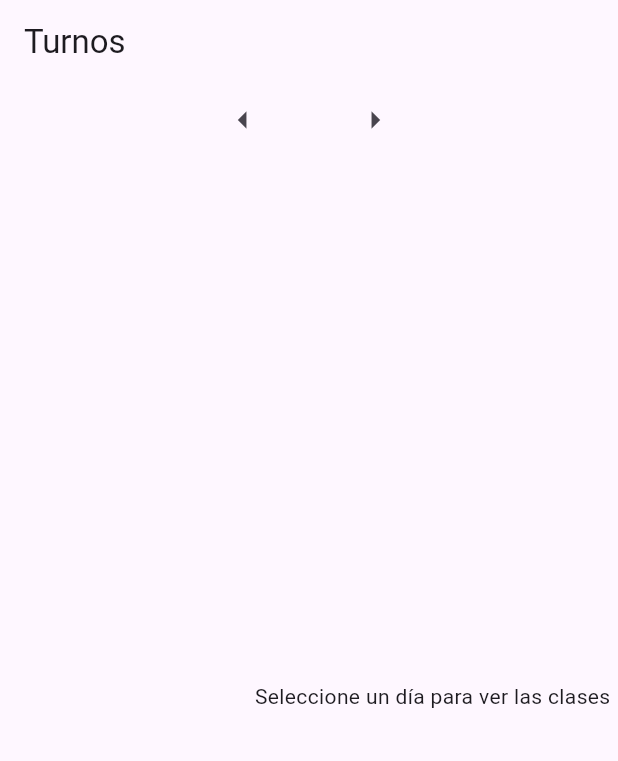
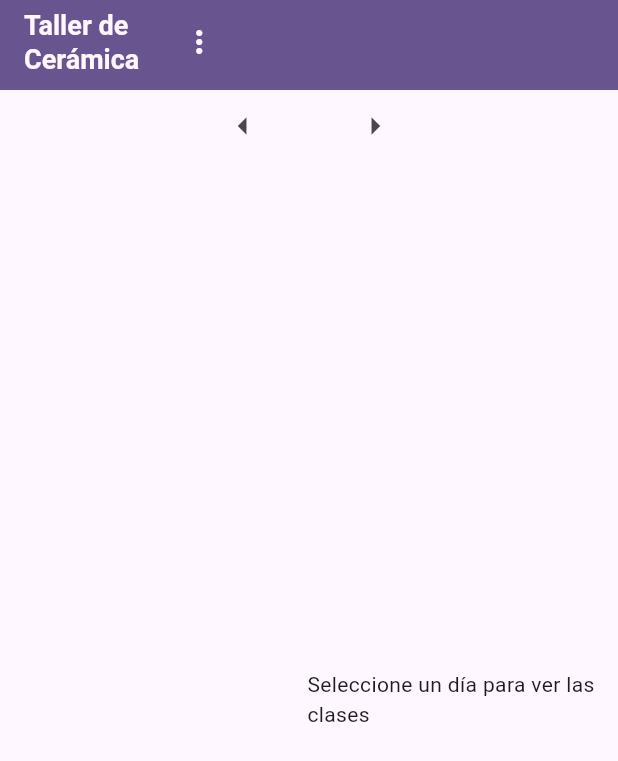
Before and after one commit to manu-180/tallerceramicaweb, a Flutter app: the TurnosScreen screen opened by its route, after a tap on the "arrow left" icon, on a phone screen of 412 x 824 dp. Shown: the top 761 px of the screen. Run offline on Flutter 3.47's test engine with Material 3 defaults, Android fonts, the light colour scheme and no system bars; our stand-ins replace go_router, supabase_flutter; accounts and stored records are empty.

Commit message:
turnos screen

```diff
--- a/lib/config/router/app_router.dart
+++ b/lib/config/router/app_router.dart
@@ -15,5 +15,11 @@ final appRouter = GoRouter(
       name: "turnos",
       builder: (context, state) => const TurnosScreen()
       ),
+    GoRoute(
+      path: "/misclases",
+      name: "misclases",
+      builder: (context, state) => const MisClasesScreen()
+      ),
+
 
   ]);
--- a/lib/config/router/barril_screens.dart
+++ b/lib/config/router/barril_screens.dart
@@ -1,3 +1,5 @@
+
+export 'package:taller_ceramica/presentation/screens/mis_clases_screens.dart';
 
 export 'package:taller_ceramica/presentation/screens/turnos_screen.dart';
 
--- a/lib/models/clase_models.dart
+++ b/lib/models/clase_models.dart
@@ -5,6 +5,7 @@ class ClaseModels {
   final String fecha;
   final String hora;
   final List<String> mails;
+  final bool? isFull;
 
   ClaseModels({
     required this.id,
@@ -13,6 +14,7 @@ class ClaseModels {
     required this.fecha,
     required this.hora,
     required this.mails,
+    this.isFull = false,
   });
 
   // Método para convertir un Map (desde Supabase) a una instancia de Clase
@@ -24,6 +26,26 @@ class ClaseModels {
       fecha: map['fecha'] as String,
       hora: map['hora'] as String,
       mails: List<String>.from(map['mails'] ?? []),
+    );
+  }
+
+  ClaseModels copyWith({
+    int? id,
+    String? dia,
+    String? semana,
+    String? fecha,
+    String? hora,
+    List<String>? mails,
+    bool? isFull,
+  }) {
+    return ClaseModels(
+      id: id ?? this.id,
+      dia: dia ?? this.dia,
+      semana: semana ?? this.semana,
+      fecha: fecha ?? this.fecha,
+      hora: hora ?? this.hora,
+      mails: mails ?? this.mails,
+      isFull: isFull ?? this.isFull,
     );
   }
 
--- a/lib/presentation/screens/turnos_screen.dart
+++ b/lib/presentation/screens/turnos_screen.dart
@@ -2,6 +2,8 @@ import 'package:flutter/material.dart';
 import 'package:taller_ceramica/main.dart';
 import 'package:taller_ceramica/supabase/functions/agregar_usuario.dart';
 import 'package:taller_ceramica/supabase/functions/obtener_total_info.dart';
+import 'package:taller_ceramica/models/clase_models.dart';
+import 'package:taller_ceramica/widgets/custom_appbar.dart';
 
 class TurnosScreen extends StatefulWidget {
   const TurnosScreen({super.key});
@@ -11,28 +13,27 @@ class TurnosScreen extends StatefulWidget {
 }
 
 class _TurnosScreenState extends State<TurnosScreen> {
+
   String semanaSeleccionada = 'semana1'; // Semana inicial
-  String? diaSeleccionado; // Día seleccionado (para mostrar horarios)
+  String? diaSeleccionado; // Día seleccionado
   final List<String> semanas = ['semana1', 'semana2', 'semana3', 'semana4', 'semana5'];
+  bool isLoading = true;  // Indicador de carga
 
-  List<Map<String, dynamic>> diasUnicos = [];
-  Map<String, List<Map<String, dynamic>>> horariosPorDia = {};
+
+  List<ClaseModels> todasLasClases = [];
+  List<ClaseModels> diasUnicos = [];
+  Map<String, List<ClaseModels>> horariosPorDia = {};
+
+
 
   Future<void> cargarDatos() async {
     final datos = await ObtenerTotalInfo().obtenerInfo();
+    final datosSemana = datos.where((clase) => clase.semana == semanaSeleccionada).toList();
+    datosSemana.sort((a, b) => a.id.compareTo(b.id));
 
-    // Filtrar los datos según la semana seleccionada
-    final datosSemana = List<Map<String, dynamic>>.from(
-      datos.where((elemento) => elemento['semana'] == semanaSeleccionada),
-    );
-
-    // Ordenar por ID
-    datosSemana.sort((a, b) => a['id'].compareTo(b['id']));
-
-    // Filtrar días únicos
     final diasSet = <String>{};
-    diasUnicos = datosSemana.where((turno) {
-      final diaFecha = '${turno['dia']} - ${turno['fecha']}';
+    diasUnicos = datosSemana.where((clase) {
+      final diaFecha = '${clase.dia} - ${clase.fecha}';
       if (diasSet.contains(diaFecha)) {
         return false;
       } else {
@@ -41,38 +42,37 @@ class _TurnosScreenState extends State<TurnosScreen> {
       }
     }).toList();
 
-    // Mapear horarios por día
     horariosPorDia = {};
-    for (var turno in datosSemana) {
-      final diaFecha = '${turno['dia']} - ${turno['fecha']}';
-      if (!horariosPorDia.containsKey(diaFecha)) {
-        horariosPorDia[diaFecha] = [];
-      }
-      horariosPorDia[diaFecha]!.add(turno);
+    for (var clase in datosSemana) {
+      final diaFecha = '${clase.dia} - ${clase.fecha}';
+      horariosPorDia.putIfAbsent(diaFecha, () => []).add(clase);
     }
 
-    // Limpiar selección al cambiar semana
-    diaSeleccionado = null;
-
+    if (mounted) {
       setState(() {});
     }
+  }
 
-  void manejarSeleccionClase(int id, String user) {
-    AgregarUsuario(supabase).agregarUsuarioAClase(id, user);
+  void manejarSeleccionClase(int id, String user) async {
+    await AgregarUsuario(supabase).agregarUsuarioAClase(id, user);
+
+    setState(() {
+      cargarDatos(); // Esto actualiza los horarios y el estado de los botones.
+    });
   }
 
   void cambiarSemanaAdelante() {
     final indiceActual = semanas.indexOf(semanaSeleccionada);
-    final nuevoIndice = (indiceActual + 1) % semanas.length; // Ciclo circular hacia adelante
+    final nuevoIndice = (indiceActual + 1) % semanas.length;
     semanaSeleccionada = semanas[nuevoIndice];
-    cargarDatos(); // Recargar datos con la nueva semana
+    cargarDatos();
   }
 
   void cambiarSemanaAtras() {
     final indiceActual = semanas.indexOf(semanaSeleccionada);
-    final nuevoIndice = (indiceActual - 1 + semanas.length) % semanas.length; // Ciclo circular hacia atrás
+    final nuevoIndice = (indiceActual - 1 + semanas.length) % semanas.length;
     semanaSeleccionada = semanas[nuevoIndice];
-    cargarDatos(); // Recargar datos con la nueva semana
+    cargarDatos();
   }
 
   void seleccionarDia(String dia) {
@@ -81,129 +81,78 @@ class _TurnosScreenState extends State<TurnosScreen> {
     });
   }
 
+  Widget construirBotonHorario(ClaseModels clase) {
+    final diaYHora = '${clase.dia} ${clase.fecha} ${clase.hora}';
+    final estaLlena = clase.mails.length >= 5;
+    final yaInscripto = clase.mails.contains("manunv97@gmail.com");
+
+    return Padding(
+      padding: const EdgeInsets.fromLTRB(0, 10, 10, 10),
+      child: SizedBox(
+        width: MediaQuery.of(context).size.width * 0.7,
+        child: FilledButton(
+          onPressed: (estaLlena || yaInscripto)
+              ? null
+              : () => manejarSeleccionClase(clase.id, "manunv97@gmail.com"),
+          style: ButtonStyle(
+            backgroundColor: MaterialStateProperty.all(
+              (estaLlena || yaInscripto) ? Colors.grey : Colors.green,
+            ),
+            shape: MaterialStateProperty.all(
+              RoundedRectangleBorder(borderRadius: BorderRadius.circular(10)),
+            ),
+          ),
+          child: Text(diaYHora, style: const TextStyle(fontSize: 11)),
+        ),
+      ),
+    );
+  }
+
   @override
   void initState() {
     super.initState();
-    cargarDatos(); // Cargar datos iniciales
+    cargarDatos();
   }
 
   @override
   Widget build(BuildContext context) {
-  // Obtener el ancho de la pantalla
-  final double screenWidth = MediaQuery.of(context).size.width;
-
     return Scaffold(
-    appBar: AppBar(
-      title: const Text('Turnos'),
-    ),
+      appBar: const CustomAppBar(),
       body: Column(
         children: [
-        Row(
-          mainAxisAlignment: MainAxisAlignment.center,
-          children: [
-            IconButton(
-              onPressed: cambiarSemanaAtras,
-              icon: const Icon(Icons.arrow_left, size: 28),
-            ),
-            const SizedBox(width: 40), // Espaciado entre las flechas
-            IconButton(
-              onPressed: cambiarSemanaAdelante,
-              icon: const Icon(Icons.arrow_right, size: 28),
-            ),
-          ],
+          SemanaNavigation(
+            semanaSeleccionada: semanaSeleccionada,
+            cambiarSemanaAdelante: cambiarSemanaAdelante,
+            cambiarSemanaAtras: cambiarSemanaAtras,
           ),
           Expanded(
             child: Row(
-            crossAxisAlignment: CrossAxisAlignment.start, // Alinea arriba
+              crossAxisAlignment: CrossAxisAlignment.start,
               children: [
-              // Sección izquierda: Botones de días
+                // Sección de días
                 Expanded(
                   flex: 2,
-                child: ListView.builder(
-                  itemCount: diasUnicos.length,
-                  itemBuilder: (context, index) {
-                    final turno = diasUnicos[index];
-                    final diaFecha = '${turno['dia']} - ${turno['fecha']}';
-                    return Padding(
-                      padding: const EdgeInsets.fromLTRB(10, 10, 0, 10),
-                      child: Align(
-                        alignment: Alignment.topLeft, // Alinear a la izquierda
-                        child: SizedBox(
-                          width: screenWidth * 0.65, // 65% del ancho de la pantalla
-                          child: ElevatedButton(
-                              onPressed: () => seleccionarDia(diaFecha),
-                              style: ElevatedButton.styleFrom(
-                                shape: RoundedRectangleBorder(
-                                  borderRadius: BorderRadius.circular(10),
+                  child: DiaSelection(
+                    diasUnicos: diasUnicos,
+                    seleccionarDia: seleccionarDia,
                   ),
                 ),
-                            child: Text(
-                              diaFecha,
-                              style: const TextStyle(fontSize: 11),
-                            ),
-                          ),
-                        ),
-                      ),
-                    );
-                  },
-                ),
-              ),
-              // Sección derecha: Botones de horarios
+                // Sección de horarios
                 Expanded(
                   flex: 3,
+                  child: Padding(
+                    padding: const EdgeInsets.only(left: 40, right: 10),
                     child: diaSeleccionado != null
-                    ? Column(
-                        crossAxisAlignment: CrossAxisAlignment.start,
-                        mainAxisSize: MainAxisSize.min, // Mantén el tamaño mínimo
-                        children: [
-                          horariosPorDia[diaSeleccionado] != null &&
-                                  horariosPorDia[diaSeleccionado]!.isNotEmpty
                         ? ListView.builder(
-                                  shrinkWrap: true,
-                                  physics: const NeverScrollableScrollPhysics(),
-                                  itemCount: horariosPorDia[diaSeleccionado]!.length,
+                            itemCount: horariosPorDia[diaSeleccionado]?.length ?? 0,
                             itemBuilder: (context, index) {
-                                    final horario = horariosPorDia[diaSeleccionado]![index];
-                                    final diaYHora =
-                                        '${horario['dia']} ${horario['fecha']} ${horario['hora']}';
-                                    final idClase = horario['id'];
-                                    return Padding(
-                                      padding: const EdgeInsets.fromLTRB(0, 10, 10, 10),
-                                      child: Align(
-                                        alignment: Alignment.topCenter, // Alinear arriba y centro
-                                        child: SizedBox(
-                                          width: screenWidth * 0.50, // Ajustar ancho
-                                          child: FilledButton(
-                                            onPressed: () {
-                                              manejarSeleccionClase(
-                                                idClase,
-                                                "manunv97@gmail.com",
-                                              );
+                              final clase = horariosPorDia[diaSeleccionado]![index];
+                              return construirBotonHorario(clase);
                             },
-                                            style: ButtonStyle(
-                                              backgroundColor: MaterialStateProperty.all(
-                                                  Colors.green),
-                                              shape: MaterialStateProperty.all(
-                                                RoundedRectangleBorder(
-                                                  borderRadius: BorderRadius.circular(10),
-                                                ),
-                                              ),
-                                            ),
-                                            child: Text(
-                                              diaYHora,
-                                              style: const TextStyle(fontSize: 11),
-                                            ),
-                                          ),
-                                        ),
-                                      ),
-                                    );
-                                  },
-                                )
-                              : const Text('No hay clases disponibles para este día.'),
-                        ],
                           )
                         : const Center(
                             child: Text('Seleccione un día para ver las clases'),
+                          ),
                   ),
                 ),
               ],
@@ -214,3 +163,70 @@ Widget build(BuildContext context) {
     );
   }
 }
+
+// Widget para la navegación de semanas
+class SemanaNavigation extends StatelessWidget {
+  final String semanaSeleccionada;
+  final VoidCallback cambiarSemanaAdelante;
+  final VoidCallback cambiarSemanaAtras;
+
+  const SemanaNavigation({
+    Key? key,
+    required this.semanaSeleccionada,
+    required this.cambiarSemanaAdelante,
+    required this.cambiarSemanaAtras,
+  }) : super(key: key);
+
+  @override
+  Widget build(BuildContext context) {
+    return Row(
+      mainAxisAlignment: MainAxisAlignment.center,
+      children: [
+        IconButton(
+          onPressed: cambiarSemanaAtras,
+          icon: const Icon(Icons.arrow_left, size: 28),
+        ),
+        const SizedBox(width: 40),
+        IconButton(
+          onPressed: cambiarSemanaAdelante,
+          icon: const Icon(Icons.arrow_right, size: 28),
+        ),
+      ],
+    );
+  }
+}
+
+// Widget para la selección de días
+class DiaSelection extends StatelessWidget {
+  final List<ClaseModels> diasUnicos;
+  final Function(String) seleccionarDia;
+
+  const DiaSelection({
+    Key? key,
+    required this.diasUnicos,
+    required this.seleccionarDia,
+  }) : super(key: key);
+
+  @override
+  Widget build(BuildContext context) {
+    return ListView.builder(
+      itemCount: diasUnicos.length,
+      itemBuilder: (context, index) {
+        final clase = diasUnicos[index];
+        final diaFecha = '${clase.dia} - ${clase.fecha}';
+        return Padding(
+          padding: const EdgeInsets.fromLTRB(10, 10, 0, 10),
+          child: ElevatedButton(
+            onPressed: () => seleccionarDia(diaFecha),
+            style: ElevatedButton.styleFrom(
+              shape: RoundedRectangleBorder(
+                borderRadius: BorderRadius.circular(10),
+              ),
+            ),
+            child: Text(diaFecha, style: const TextStyle(fontSize: 11)),
+          ),
+        );
+      },
+    );
+  }
+}
--- a/lib/supabase/functions/obtener_total_info.dart
+++ b/lib/supabase/functions/obtener_total_info.dart
@@ -1,23 +1,14 @@
 import 'package:taller_ceramica/main.dart';
+import 'package:taller_ceramica/models/clase_models.dart'; // Asegúrate de tener esta ruta correcta.
 
 class ObtenerTotalInfo {
+  Future<List<ClaseModels>> obtenerInfo() async {
+    final data = await supabase.from('respaldo').select();
+    // Convertir la lista de mapas a una lista de instancias de ClaseModels.
+    return List<ClaseModels>.from(data.map((map) => ClaseModels.fromMap(map)));
+  }
+}
 
-  Future<List> obtenerInfo() async {
-    final data = await supabase.from('respaldo').select();
-    return data;
-  }
 
-  Future<List<dynamic>> obtenermails() async {
-
-    final data = await obtenerInfo();
-
-    List<dynamic> ids = [];
-
-    for (var i in data) {
-
-      ids.add(i['mails']); // Agregar el ID de cada registro a la lista
-    }
-    return ids; // Retornar la lista de IDs
-  }
-
-}
+// bueno bien tuvimos una mejora. por que cuando aprete el boton y me sume a la clase, si se cambio de habilitado a deshabilitado sin necesidad de volver para atras y volver a entrar a la pantalla de turnos. pero todavia no es el resultado que yo quiero. por que me gustaria que los botones de los horarios se mantengan abiertos.
+// Es decir que cuando aprete el boton de la clase, lo que paso fue que se salieron los botones de los horarios
--- /dev/null
+++ b/lib/widgets/custom_appbar.dart
@@ -0,0 +1,72 @@
+import 'package:flutter/material.dart';
+import 'package:go_router/go_router.dart';
+
+class CustomAppBar extends StatelessWidget implements PreferredSizeWidget {
+  @override
+  final Size preferredSize; // Tamaño del AppBar
+
+  const CustomAppBar({super.key})
+      : preferredSize = const Size.fromHeight(60.0);
+
+  @override
+  Widget build(BuildContext context) {
+    final color = Theme.of(context).colorScheme;
+
+    return AppBar(
+      backgroundColor: color.primary, // Color de fondo
+      title: Row(
+        mainAxisAlignment: MainAxisAlignment.start,
+        children: [
+          GestureDetector(
+            onTap: () {
+              context.go("/"); // Navega a la ruta principal
+            },
+            child: Column(
+              crossAxisAlignment: CrossAxisAlignment.start,
+              children: [
+                Text(
+                  'Taller de',
+                  style: TextStyle(
+                    fontSize: 18,
+                    fontWeight: FontWeight.bold,
+                    color: color.surface,
+                  ),
+                ),
+                Text(
+                  'Cerámica',
+                  style: TextStyle(
+                    fontSize: 18,
+                    fontWeight: FontWeight.bold,
+                    color: color.surface
+                  ),
+                ),
+              ],
+            ),
+          ),
+          const SizedBox(width: 16), // Espacio entre el texto y el botón
+          PopupMenuButton<String>(
+            onSelected: (value) {
+              // Maneja la navegación según la opción seleccionada
+              if (value == '/turnos') {
+                context.go('/turnos');
+              } else if (value == '/misclases') {
+                context.go('/misclases');
+              }
+            },
+            itemBuilder: (BuildContext context) => [
+              const PopupMenuItem(
+                value: '/turnos',
+                child: Text('Turnos'),
+              ),
+              const PopupMenuItem(
+                value: '/misclases',
+                child: Text('Mis clases' ,),
+              ),
+            ],
+            icon: Icon(Icons.more_vert, color: color.surface,), // Icono del botón desplegable
+          ),
+        ],
+      ),
+    );
+  }
+}
```
Also changed, not shown: lib/presentation/screens/home_screen.dart (+2 -10 lines), lib/presentation/screens/mis_clases_screens.dart (added, +102 -0 lines), lib/supabase/functions/remover_usuario.dart (added, +34 -0 lines), lib/widgets/turnos/dia_button_widget.dart (added, +28 -0 lines), lib/widgets/turnos/horario_button_widget.dart (added, +32 -0 lines), lib/presentation/screens/barril_widgets.dart (added), lib/widgets/turnos/semana_navigation_widget.dart (added). Lines whose indentation alone changed are shown as unchanged.
